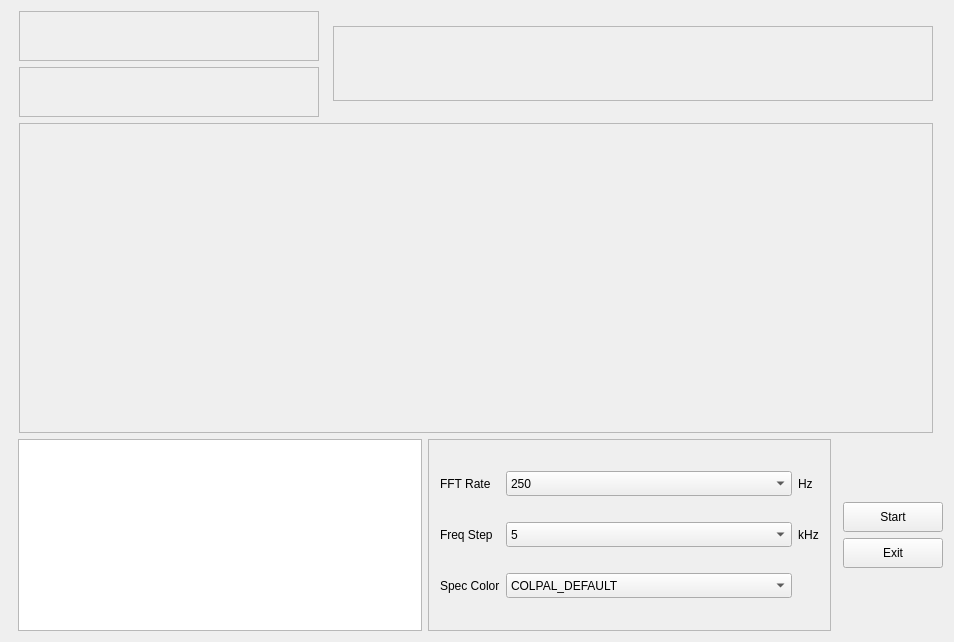
Qt form mainwindow.ui (takyonxxx/SdrRtlTuner_Windows_Linux_Macx) before a commit.
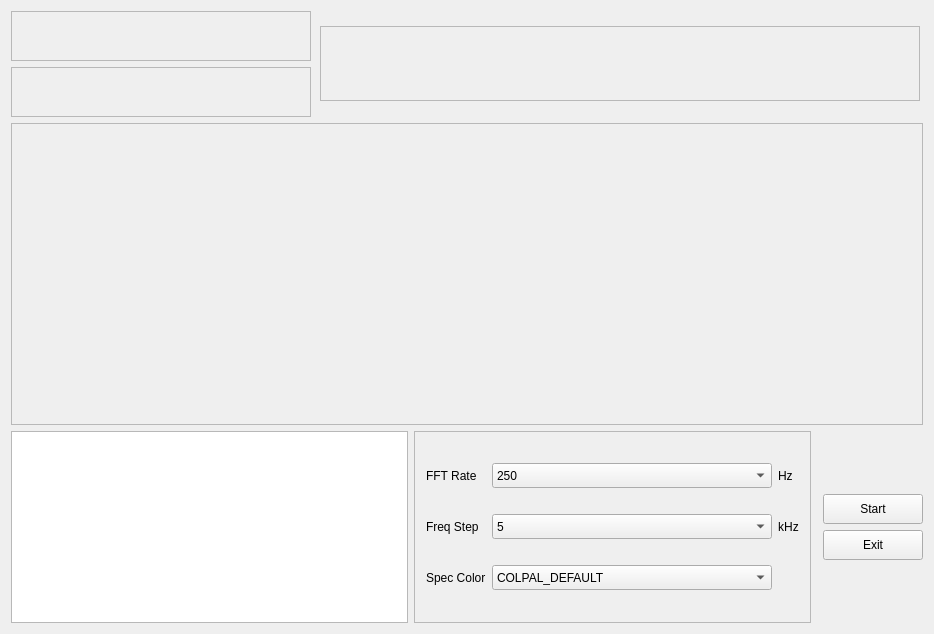
The same form after that commit. Icons and pictures are not drawn. Custom widgets are drawn as their Qt base class.

The edit to the form file:
```diff
--- a/mainwindow.ui
+++ b/mainwindow.ui
@@ -6,8 +6,8 @@
    <rect>
     <x>0</x>
     <y>0</y>
-    <width>954</width>
-    <height>642</height>
+    <width>934</width>
+    <height>634</height>
    </rect>
   </property>
   <property name="windowTitle">
@@ -18,10 +18,14 @@
     <normaloff>icon.svg</normaloff>icon.svg</iconset>
   </property>
   <widget class="QWidget" name="centralWidget">
-   <layout class="QGridLayout" name="gridLayout_4">
-    <item row="1" column="0">
-     <layout class="QGridLayout" name="gridLayoutPlotter">
+   <layout class="QGridLayout" name="gridLayout_2">
       <item row="0" column="0">
+     <layout class="QVBoxLayout" name="verticalLayout_Views">
+      <item>
+       <layout class="QHBoxLayout" name="horizontalLayout_Freq">
+        <item>
+         <layout class="QVBoxLayout" name="verticalLayout_Left">
+          <item>
        <widget class="CFreqCtrl" name="filterFreq">
         <property name="sizePolicy">
          <sizepolicy hsizetype="Fixed" vsizetype="Fixed">
@@ -53,7 +57,7 @@
         </property>
        </widget>
       </item>
-      <item row="1" column="0">
+          <item>
        <widget class="CMeter" name="sMeter">
         <property name="sizePolicy">
          <sizepolicy hsizetype="Fixed" vsizetype="Fixed">
@@ -75,29 +79,11 @@
         </property>
        </widget>
       </item>
-      <item row="2" column="0" colspan="2">
-       <widget class="CPlotter" name="plotter">
-        <property name="sizePolicy">
-         <sizepolicy hsizetype="Expanding" vsizetype="Expanding">
-          <horstretch>0</horstretch>
-          <verstretch>0</verstretch>
-         </sizepolicy>
-        </property>
-        <property name="maximumSize">
-         <size>
-          <width>16777215</width>
-          <height>16777215</height>
-         </size>
-        </property>
-        <property name="frameShape">
-         <enum>QFrame::StyledPanel</enum>
-        </property>
-        <property name="frameShadow">
-         <enum>QFrame::Raised</enum>
-        </property>
-       </widget>
-      </item>
-      <item row="0" column="1" rowspan="2">
+         </layout>
+        </item>
+        <item>
+         <layout class="QVBoxLayout" name="verticalLayout_Right">
+          <item alignment="Qt::AlignHCenter|Qt::AlignVCenter">
        <widget class="CFreqCtrl" name="freqCtrl">
         <property name="sizePolicy">
          <sizepolicy hsizetype="Fixed" vsizetype="Fixed">
@@ -124,85 +110,35 @@
       </item>
      </layout>
     </item>
-    <item row="2" column="0">
-     <layout class="QGridLayout" name="gridLayout_3">
+       </layout>
+      </item>
+      <item>
+       <widget class="CPlotter" name="plotter">
+        <property name="sizePolicy">
+         <sizepolicy hsizetype="Expanding" vsizetype="Expanding">
+          <horstretch>0</horstretch>
+          <verstretch>0</verstretch>
+         </sizepolicy>
+        </property>
+        <property name="maximumSize">
+         <size>
+          <width>16777215</width>
+          <height>16777215</height>
+         </size>
+        </property>
+        <property name="frameShape">
+         <enum>QFrame::StyledPanel</enum>
+        </property>
+        <property name="frameShadow">
+         <enum>QFrame::Raised</enum>
+        </property>
+       </widget>
+      </item>
+     </layout>
+    </item>
+    <item row="1" column="0">
+     <layout class="QGridLayout" name="gridLayout_Controls">
       <item row="0" column="1" rowspan="4">
-       <widget class="QTextBrowser" name="text_terminal">
-        <property name="minimumSize">
-         <size>
-          <width>0</width>
-          <height>0</height>
-         </size>
-        </property>
-        <property name="maximumSize">
-         <size>
-          <width>10000</width>
-          <height>10000</height>
-         </size>
-        </property>
-        <property name="inputMethodHints">
-         <set>Qt::ImhNone</set>
-        </property>
-       </widget>
-      </item>
-      <item row="3" column="7">
-       <layout class="QGridLayout" name="gridLayout_2"/>
-      </item>
-      <item row="0" column="4" rowspan="4" colspan="2">
-       <layout class="QGridLayout" name="gridLayoutSource"/>
-      </item>
-      <item row="0" column="0" rowspan="4">
-       <spacer name="verticalSpacer">
-        <property name="orientation">
-         <enum>Qt::Vertical</enum>
-        </property>
-        <property name="sizeHint" stdset="0">
-         <size>
-          <width>7</width>
-          <height>40</height>
-         </size>
-        </property>
-       </spacer>
-      </item>
-      <item row="1" column="6">
-       <widget class="QPushButton" name="push_connect">
-        <property name="minimumSize">
-         <size>
-          <width>100</width>
-          <height>30</height>
-         </size>
-        </property>
-        <property name="maximumSize">
-         <size>
-          <width>100</width>
-          <height>30</height>
-         </size>
-        </property>
-        <property name="text">
-         <string>Start</string>
-        </property>
-       </widget>
-      </item>
-      <item row="2" column="6">
-       <widget class="QPushButton" name="push_exit">
-        <property name="minimumSize">
-         <size>
-          <width>100</width>
-          <height>30</height>
-         </size>
-        </property>
-        <property name="maximumSize">
-         <size>
-          <width>100</width>
-          <height>30</height>
-         </size>
-        </property>
-        <property name="text">
-         <string>Exit</string>
-        </property>
-       </widget>
-      </item>
-      <item row="0" column="2" rowspan="4">
        <widget class="QFrame" name="frame_controls">
         <property name="frameShape">
          <enum>QFrame::StyledPanel</enum>
@@ -473,6 +409,66 @@
         </layout>
        </widget>
       </item>
+      <item row="0" column="0" rowspan="4">
+       <widget class="QTextBrowser" name="text_terminal">
+        <property name="minimumSize">
+         <size>
+          <width>0</width>
+          <height>0</height>
+         </size>
+        </property>
+        <property name="maximumSize">
+         <size>
+          <width>10000</width>
+          <height>10000</height>
+         </size>
+        </property>
+        <property name="inputMethodHints">
+         <set>Qt::ImhNone</set>
+        </property>
+       </widget>
+      </item>
+      <item row="1" column="5">
+       <widget class="QPushButton" name="push_connect">
+        <property name="minimumSize">
+         <size>
+          <width>100</width>
+          <height>30</height>
+         </size>
+        </property>
+        <property name="maximumSize">
+         <size>
+          <width>100</width>
+          <height>30</height>
+         </size>
+        </property>
+        <property name="text">
+         <string>Start</string>
+        </property>
+       </widget>
+      </item>
+      <item row="0" column="3" rowspan="4" colspan="2">
+       <layout class="QGridLayout" name="gridLayoutSource"/>
+      </item>
+      <item row="2" column="5">
+       <widget class="QPushButton" name="push_exit">
+        <property name="minimumSize">
+         <size>
+          <width>100</width>
+          <height>30</height>
+         </size>
+        </property>
+        <property name="maximumSize">
+         <size>
+          <width>100</width>
+          <height>30</height>
+         </size>
+        </property>
+        <property name="text">
+         <string>Exit</string>
+        </property>
+       </widget>
+      </item>
      </layout>
     </item>
    </layout>
```
Lines whose indentation alone changed are shown as unchanged.
